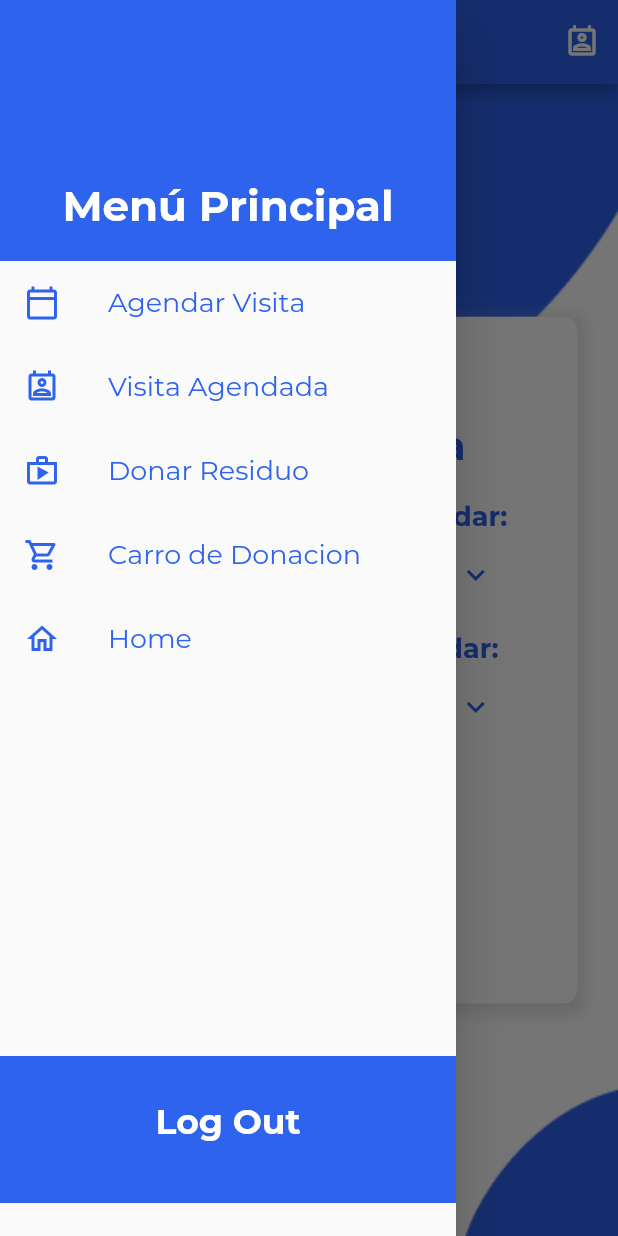
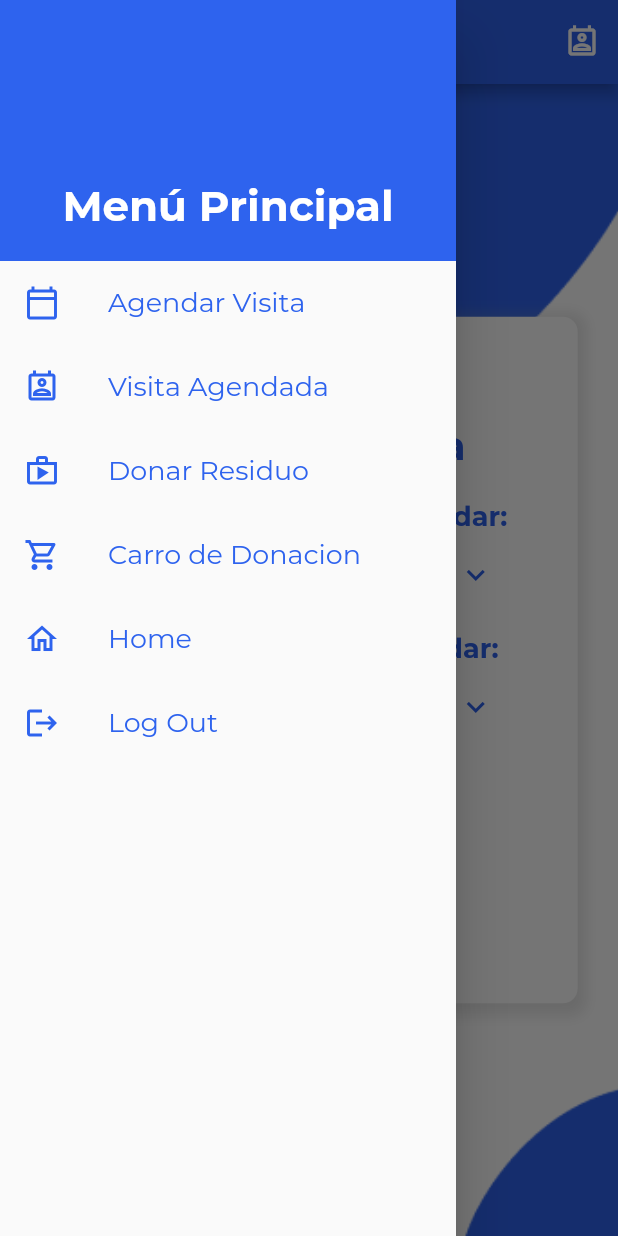
Before and after one commit to Jcss1462/reciclajeApp, a Flutter app: the FormAgendaVisitaCivil screen opened by its route, with the side drawer open, on a phone screen of 412 x 824 dp. Run offline on Flutter 3.47's test engine with Material 2 defaults, Android fonts, the phone set to English and light mode, and no system bars; our stand-ins replace firebase_auth, firebase_core, flutter_dotenv, shared_preferences; accounts and stored records are empty; network calls fail.

Commit message:
Inicio de vista para visita de civiles

```diff
--- a/lib/core/constants.dart
+++ b/lib/core/constants.dart
@@ -8,3 +8,4 @@ const String donacionFormCivil = '/donacionFormCivl';
 const String carrodeDonacionCivil = '/carrodeDonacionCivil';
 const String formAgendaVisitaCivil = '/formAgendaVisitaCivil';
 const String pageEditar = '/pageEditar';
+const String visitaCiviles = '/visitaCiviles';
--- a/lib/core/routers.dart
+++ b/lib/core/routers.dart
@@ -7,6 +7,7 @@ import 'package:reciclaje_app/page/ventasForm.dart';
 import 'package:reciclaje_app/page/index.dart';
 import 'package:flutter/material.dart'
     show Center, MaterialPageRoute, Route, RouteSettings, Scaffold, Text;
+import 'package:reciclaje_app/page/visitaCiviles.dart';
 import 'constants.dart';
 
 class Routers {
@@ -32,8 +33,9 @@ class Routers {
         return MaterialPageRoute(builder: (_) => FormAgendaVisitaCivil());
       case pageEditar:
         final int args = settings.arguments;
-
         return MaterialPageRoute(builder: (_) => PageEditar(args));
+         case visitaCiviles:
+        return MaterialPageRoute(builder: (_) => VisitaCiviles());
       default:
         return MaterialPageRoute(
           builder: (_) => Scaffold(
--- a/lib/widgets/navbarCiudadanoCivil.dart
+++ b/lib/widgets/navbarCiudadanoCivil.dart
@@ -107,27 +107,20 @@ class NavBarCiudadanoCivil extends StatelessWidget {
               Navigator.pushNamed(context, inicioCiudadanoCivil);
             },
           ),
-
-          SizedBox(
-            height: 250,
-          ),
-          Container(
-            width: double.infinity,
-            padding:
-                EdgeInsets.only(top: 20.0, bottom: 30.0, left: 20, right: 20),
-            color: Color.fromRGBO(46, 99, 238, 1),
-            child: Column(
-              children: <Widget>[
-                TextButton(
-                    child: Text(
-                      "Log Out",
-                      style: TextStyle(
-                          color: Colors.white,
-                          fontWeight: FontWeight.bold,
-                          fontSize: 23),
-                    ),
-                    onPressed: () {
-                      showDialog(
+          ListTile(
+            leading: Icon(
+              Icons.logout,
+              color: Color.fromRGBO(46, 99, 238, 1),
+            ),
+            title: Text(
+              "Log Out",
+              style: TextStyle(
+                  color: Color.fromRGBO(46, 99, 238, 1),
+                  fontWeight: FontWeight.normal,
+                  fontSize: 18),
+            ),
+            onTap: () {
+              showDialog(
                           context: context,
                           builder: (context) => AlertDialog(
                                   title: Text(
@@ -166,10 +159,9 @@ class NavBarCiudadanoCivil extends StatelessWidget {
                                         Navigator.pop(context);
                                       },
                                     )
-                                  ]));
-                    }),
-              ],
-            ),
+                                  ])
+              );
+            },
           ),
         ],
       ),
```
Also changed, not shown: lib/page/carrodeDonacionCivil.dart (+3 -13 lines), lib/page/visitaCiviles.dart (added, +36 -0 lines), lib/widgets/navbar.dart (+14 -19 lines).
